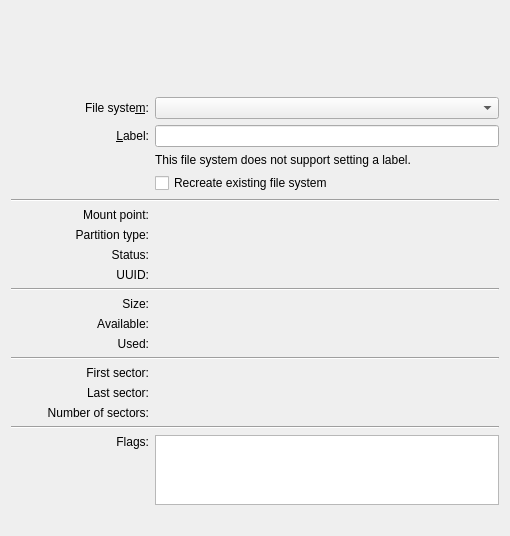
Before: the Qt Designer form src/gui/partpropswidgetbase.ui in KDE/partitionmanager, drawn with Qt 5.
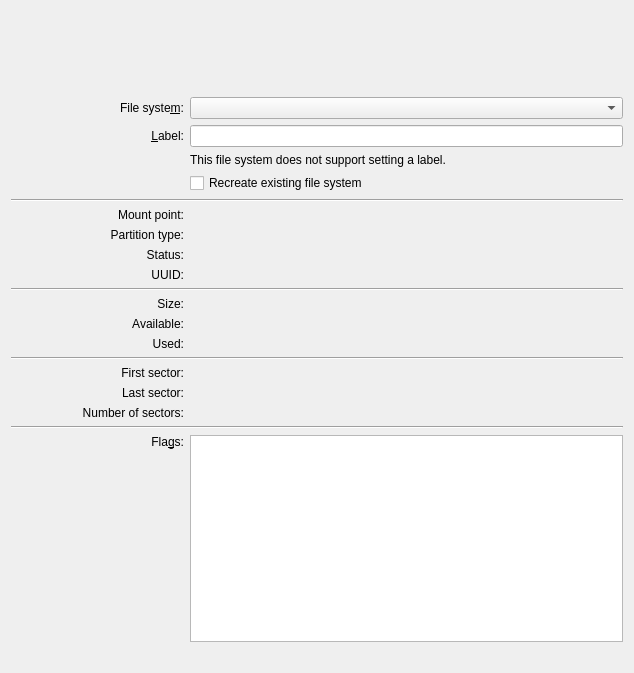
After: the same form once the commit is applied. Custom widgets are drawn as their Qt base class.

Commit message: Change default size of device and partition properties dialogs so as to accommodate all the labels

Patch:
```diff
--- a/src/gui/partpropswidgetbase.ui
+++ b/src/gui/partpropswidgetbase.ui
@@ -6,8 +6,8 @@
    <rect>
     <x>0</x>
     <y>0</y>
-    <width>499</width>
-    <height>502</height>
+    <width>634</width>
+    <height>673</height>
    </rect>
   </property>
   <layout class="QGridLayout" name="gridLayout">
@@ -308,7 +308,7 @@
    <item row="20" column="0">
     <widget class="QLabel" name="m_LabelTextFlags">
      <property name="text">
-      <string comment="@label">Flags:</string>
+      <string comment="@label">Fla&amp;gs:</string>
      </property>
      <property name="alignment">
       <set>Qt::AlignRight|Qt::AlignTop|Qt::AlignTrailing</set>
```
The commit also changes 1 other file.
